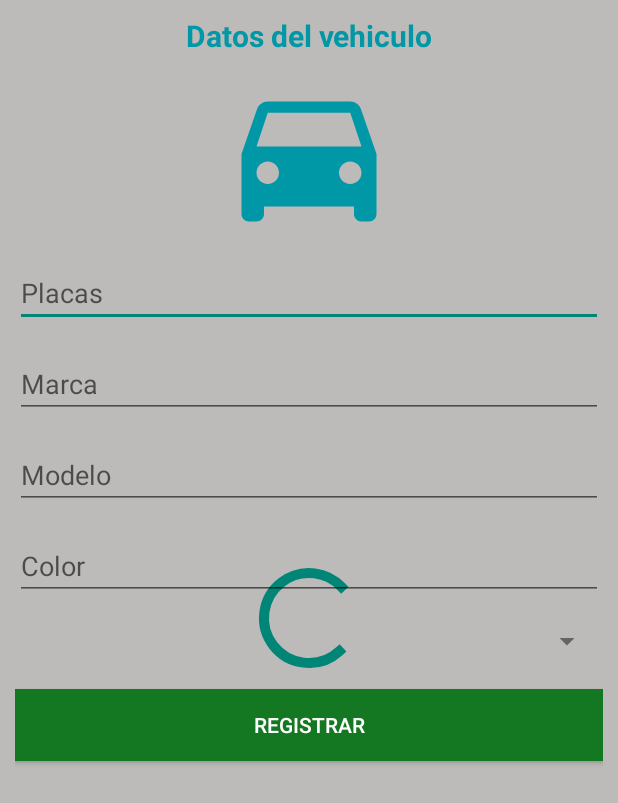
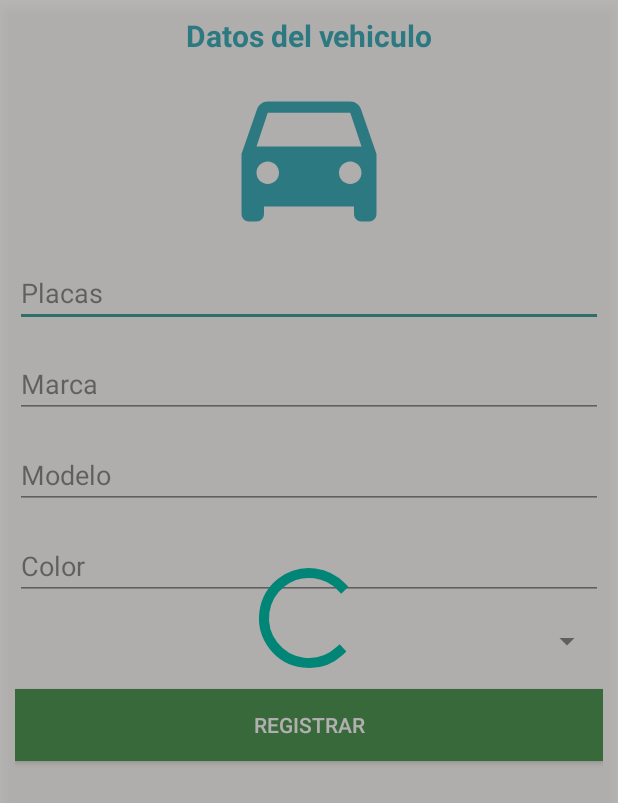
Before and after one commit to gama12345/AppLaGlorieta, an Android app: the layout fragment_registrar_vehiculo.xml on its own in the app's theme, with its tools: preview values and no code run, on a phone screen of 412 x 824 dp. Shown: the top 803 px of the screen. Run offline under Robolectric (Android 15) with nearby library versions, the light colour scheme and no system bars.

Commit message:
Elevation in linear progressBar

```diff
--- a/app/src/main/res/layout/activity_cuenta_usuario.xml
+++ b/app/src/main/res/layout/activity_cuenta_usuario.xml
@@ -16,7 +16,8 @@
         app:layout_constraintBottom_toBottomOf="parent"
         app:layout_constraintEnd_toEndOf="parent"
         app:layout_constraintStart_toStartOf="parent"
-        app:layout_constraintTop_toTopOf="parent">
+        app:layout_constraintTop_toTopOf="parent"
+        android:elevation="8dp">
 
         <ProgressBar
             android:id="@+id/progressBar_login"
--- a/app/src/main/res/layout/fragment_registrar_reservacion.xml
+++ b/app/src/main/res/layout/fragment_registrar_reservacion.xml
@@ -16,7 +16,8 @@
         app:layout_constraintBottom_toBottomOf="parent"
         app:layout_constraintEnd_toEndOf="parent"
         app:layout_constraintStart_toStartOf="parent"
-        app:layout_constraintTop_toTopOf="parent">
+        app:layout_constraintTop_toTopOf="parent"
+        android:elevation="10dp">
 
         <ProgressBar
             android:id="@+id/progressBar_registrar_reservacion"
--- a/app/src/main/res/layout/fragment_registrar_vehiculo.xml
+++ b/app/src/main/res/layout/fragment_registrar_vehiculo.xml
@@ -15,7 +15,8 @@
         app:layout_constraintBottom_toBottomOf="parent"
         app:layout_constraintEnd_toEndOf="parent"
         app:layout_constraintStart_toStartOf="parent"
-        app:layout_constraintTop_toTopOf="parent">
+        app:layout_constraintTop_toTopOf="parent"
+        android:elevation="8dp">
 
         <ProgressBar
             android:id="@+id/progressBar_login"
```
